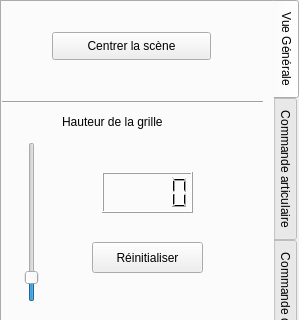
Before: the Qt Designer form src/mainWidgetform.ui in miludmann/ensiie-irb4440, drawn with Qt 5; both pictures show x 0 to 299 and y 0 to 320 of the 299 by 650 pixel window.
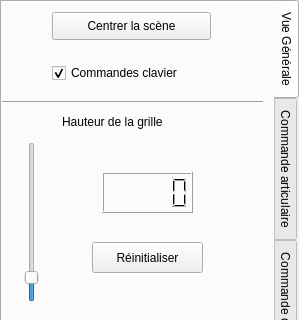
After: the same form once the commit is applied. The open tabs and pages were chosen to show the change.

Commit message: un peu d animation au clavier

```diff
--- a/src/mainWidgetform.ui
+++ b/src/mainWidgetform.ui
@@ -65,7 +65,7 @@
     <property name="geometry">
      <rect>
       <x>50</x>
-      <y>30</y>
+      <y>10</y>
       <width>159</width>
       <height>28</height>
      </rect>
@@ -374,6 +374,22 @@
      <string>Vue 3D stéréoscopique</string>
     </property>
    </widget>
+   <widget class="QCheckBox" name="keyboard_mode">
+    <property name="geometry">
+     <rect>
+      <x>50</x>
+      <y>60</y>
+      <width>171</width>
+      <height>22</height>
+     </rect>
+    </property>
+    <property name="text">
+     <string>Commandes clavier</string>
+    </property>
+    <property name="checked">
+     <bool>true</bool>
+    </property>
+   </widget>
   </widget>
   <widget class="QWidget" name="tab_2">
    <property name="autoFillBackground">
```
Left out of the diff: 2 changed lines with no effect on the pictures. The commit also changes 8 other files.
